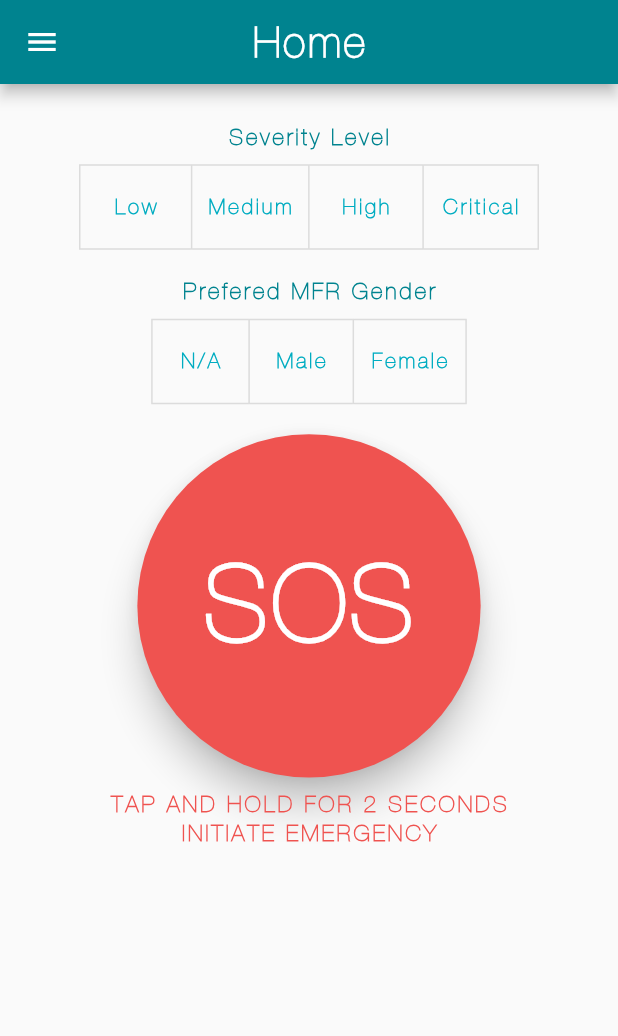
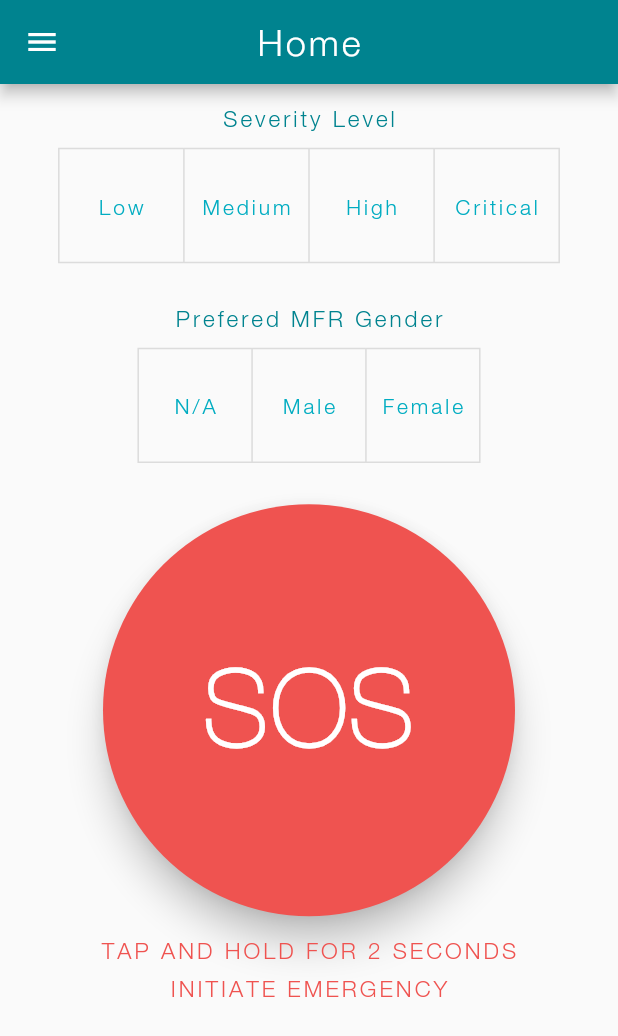
Before and after one commit to HannanNaeem/emsdirect, a Flutter app: the StudentHome screen opened by its route, on a phone screen of 412 x 824 dp. Shown: the top 1036 px of the screen. Run offline on Flutter 3.47's test engine with Material 2 defaults, Android fonts, the phone set to English and light mode, and no system bars; our stand-ins replace cloud_firestore, firebase_auth, material_design_icons_flutter; accounts and stored records are empty.

Commit message:
MFR notifications in progress

```diff
--- a/lib/main.dart
+++ b/lib/main.dart
@@ -26,7 +26,7 @@ class MyApp extends StatelessWidget {
     return StreamProvider<User>.value(
       value: AuthService().user,
       child: MaterialApp(
-        home: Ops(),
+        home: MFRHome(),
         routes: {
           '/login_student': (context) => LoginStudent(),
           '/login_ems': (context) => Loginems(),
--- a/lib/pages/student_home.dart
+++ b/lib/pages/student_home.dart
@@ -1,35 +1,66 @@
 import 'package:ems_direct/services/auth.dart';
 import 'package:flutter/material.dart';
-
-
+import 'package:cloud_firestore/cloud_firestore.dart';
 
 class StudentHome extends StatefulWidget {
   @override
   _StudentHomeState createState() => _StudentHomeState();
 }
 
-
 class _StudentHomeState extends State<StudentHome> {
+  /////////////////////////// VARIABLES ///////////////////////////
   List<bool> _selections = List.generate(4, (_) => false);
   List<bool> _selections2 = List.generate(3, (_) => false);
+  List<String> _genderPreferences = ['NA', 'M', 'F'];
+  List<String> _severityLevels = ['low', 'medium', 'high', 'critical'];
   int _gender = 0;
   int _severityLevel = 0;
   bool _emergency = false;
-  int _rollnumber = 21100118;
+  int _rollNumber = 21100118;
   int _contact = 03362356254;
   String _email = '21100118@lums.edu.pk';
+  GeoPoint dummyLocation = GeoPoint(4, 12);
+  /////////////////////////////////////////////////////////////////
 
   //instance of auth service
   final AuthService _auth = AuthService();
+  //an object made to work with firestore
+  final databaseReference = Firestore.instance;
+
+  /////////////////////////// FUNCTIONS ///////////////////////////
+  void _getData() {
+    databaseReference
+        .collection('OngoingEmergencies')
+        .getDocuments()
+        .then((QuerySnapshot snapshot) {
+      snapshot.documents.forEach(((f) => print('${f.data}')));
+    });
+  }
+
+  void _createPendingEmergencyDocument(GeoPoint location, String genderPref,
+      String severityLevel, int rollNumber) async {
+    await databaseReference
+        .collection("PendingEmergencies")
+        .document()
+        .setData({
+      'Location': location,
+      'Gender Preference': genderPref,
+      "Patient roll_no": rollNumber,
+      'Severity': severityLevel,
+      'Declines': 0
+    });
+  }
+  /////////////////////////////////////////////////////////////////
 
   @override
   Widget build(BuildContext context) {
     var screenSize = MediaQuery.of(context).size;
     var width = screenSize.width;
     var height = screenSize.height;
+    var screenRatio = height / width;
     return Scaffold(
         drawer: Container(
-          width: width*0.8, //drawer covers 80% of the screen
+          width: width * 0.8, //drawer covers 80% of the screen
           child: Drawer(
             child: Column(
               //this column contains the drawer header, the option to view profile/emergency numbers/available MFRs list
@@ -56,7 +87,7 @@ class _StudentHomeState extends State<StudentHome> {
                   ),
                   children: <Widget>[
                     Container(
-                      constraints: BoxConstraints(maxWidth: width*0.75),
+                      constraints: BoxConstraints(maxWidth: width * 0.75),
                       child: Row(
                         children: <Widget>[
                           Text(
@@ -70,7 +101,7 @@ class _StudentHomeState extends State<StudentHome> {
                           ),
                           SizedBox(width: 2.0),
                           Text(
-                              '$_rollnumber',
+                            '$_rollNumber',
                             style: TextStyle(
                               fontSize: 15,
                               fontFamily: 'HelveticaNeue',
@@ -83,7 +114,7 @@ class _StudentHomeState extends State<StudentHome> {
                     ),
                     SizedBox(height: 10.0),
                     Container(
-                      constraints: BoxConstraints(maxWidth: width*0.75),
+                      constraints: BoxConstraints(maxWidth: width * 0.75),
                       child: Row(
                         children: <Widget>[
                           Text(
@@ -110,7 +141,7 @@ class _StudentHomeState extends State<StudentHome> {
                     ),
                     SizedBox(height: 10.0),
                     Container(
-                      constraints: BoxConstraints(maxWidth: width*0.75),
+                      constraints: BoxConstraints(maxWidth: width * 0.75),
                       child: Row(
                         children: <Widget>[
                           Text(
@@ -202,8 +233,8 @@ class _StudentHomeState extends State<StudentHome> {
                                             //todo signout here
                                             await _auth.logOut();
                                             Navigator.of(context).pop();
-                                            Navigator.pushReplacementNamed(context, '/select_login');
-
+                                            Navigator.pushReplacementNamed(
+                                                context, '/select_login');
                                           },
                                         ),
                                         FlatButton(
@@ -248,78 +279,62 @@ class _StudentHomeState extends State<StudentHome> {
           title: Text(
             'Home',
             style: TextStyle(
-                fontSize: 28.0,
-              fontFamily: 'HelveticaNeue',
+              fontSize: 24.0,
+              fontFamily: 'HelveticaNeueLight',
               letterSpacing: 2.0,
-              fontWeight: FontWeight.bold,
             ),
           ),
           centerTitle: true,
           backgroundColor: Colors.cyan[800],
         ),
-        body : Padding(
-          padding: EdgeInsets.fromLTRB(1.0, height/30, 1.0, 0),
-          child: Center(
+        body: Center(
+          child: Container(
+            constraints: BoxConstraints.expand(),
             child: Column(
               mainAxisAlignment: MainAxisAlignment.start,
               crossAxisAlignment: CrossAxisAlignment.center,
               children: <Widget>[
+                SizedBox(height: height / 60),
                 Text(
                   'Severity Level',
                   style: TextStyle(
-                      fontSize : 15.0,
-                      fontFamily: 'HelveticaNeue',
+                    fontSize: 15.0,
+                    fontFamily: 'HelveticaNeueLight',
                     color: Colors.cyan[800],
                     letterSpacing: 2.0,
-                    fontWeight: FontWeight.bold,
                   ),
                 ),
-                SizedBox(height: 10.0),
+                SizedBox(height: height / 76),
                 ToggleButtons(
-                  constraints: BoxConstraints(maxWidth: width/1.1),
+                  constraints: BoxConstraints(
+                      minWidth: width / 5, minHeight: height / 11),
                   children: <Widget>[
-                    Padding(
-                      padding:  EdgeInsets.fromLTRB(22, 20, 22, 20),
-                      child: Text(
+                    Text(
                       "Low",
                       style: TextStyle(
-                          fontFamily: 'HelveticaNeue',
+                        fontFamily: 'HelveticaNeueLight',
                         letterSpacing: 2.0,
-                          fontWeight: FontWeight.bold,
                       ),
                     ),
-                    ),
-                    Padding(
-                      padding:  EdgeInsets.fromLTRB(10, 20, 10, 20),
-                      child: Text(
+                    Text(
                       "Medium",
                       style: TextStyle(
-                          fontFamily: 'HelveticaNeue',
+                        fontFamily: 'HelveticaNeueLight',
                         letterSpacing: 2.0,
-                          fontWeight: FontWeight.bold,
                       ),
                     ),
-                    ),
-                    Padding(
-                      padding:  EdgeInsets.fromLTRB(21, 20, 21, 20),
-                      child: Text(
+                    Text(
                       "High",
                       style: TextStyle(
-                          fontFamily: 'HelveticaNeue',
+                        fontFamily: 'HelveticaNeueLight',
                         letterSpacing: 2.0,
-                          fontWeight: FontWeight.bold,
                       ),
                     ),
-                    ),
-                    Padding(
-                      padding:  EdgeInsets.fromLTRB(12, 20, 12, 20),
-                      child: Text(
+                    Text(
                       "Critical",
                       style: TextStyle(
-                          fontFamily: 'HelveticaNeue',
+                        fontFamily: 'HelveticaNeueLight',
                         letterSpacing: 2.0,
-                          fontWeight: FontWeight.bold,
-                        ),
                       ),
                     ),
                   ],
@@ -327,12 +342,14 @@ class _StudentHomeState extends State<StudentHome> {
                   selectedColor: Colors.white,
                   fillColor: Colors.cyan[700],
                   isSelected: _selections,
-                  onPressed: (int index){
-                    setState((){
-                      for(int buttonIndex = 0; buttonIndex < _selections.length; buttonIndex++){
-                        if(buttonIndex == index){
+                  onPressed: (int index) {
+                    setState(() {
+                      for (int buttonIndex = 0;
+                          buttonIndex < _selections.length;
+                          buttonIndex++) {
+                        if (buttonIndex == index) {
                           _selections[buttonIndex] = true;
-                        } else{
+                        } else {
                           _selections[buttonIndex] = false;
                         }
                         _severityLevel = index;
@@ -341,52 +358,40 @@ class _StudentHomeState extends State<StudentHome> {
                     });
                   },
                 ),
-                SizedBox(height: 20.0),
+                SizedBox(height: height / 30),
                 Text(
                   'Prefered MFR Gender',
                   style: TextStyle(
-                      fontSize : 15.0,
+                    fontSize: 15.0,
                     color: Colors.cyan[800],
                     letterSpacing: 2.0,
-                    fontFamily: 'HelveticaNeue',
-                    fontWeight: FontWeight.bold,
+                    fontFamily: 'HelveticaNeueLight',
                   ),
                 ),
-                SizedBox(height: 10.0),
+                SizedBox(height: height / 76),
                 ToggleButtons(
-                  constraints: BoxConstraints(maxWidth: width/1.1),
+                  constraints: BoxConstraints(
+                      minWidth: width / 5.5, minHeight: height / 11),
                   children: <Widget>[
-                    Padding(
-                      padding:  EdgeInsets.fromLTRB(18, 20, 18, 20),
-                      child: Text(
+                    Text(
                       "N/A",
                       style: TextStyle(
-                          fontFamily: 'HelveticaNeue',
+                        fontFamily: 'HelveticaNeueLight',
                         letterSpacing: 2.0,
-                          fontWeight: FontWeight.bold,
                       ),
                     ),
-                    ),
-                    Padding(
-                      padding:  EdgeInsets.fromLTRB(17, 20, 17, 20),
-                      child: Text(
+                    Text(
                       "Male",
                       style: TextStyle(
-                          fontFamily: 'HelveticaNeue',
+                        fontFamily: 'HelveticaNeueLight',
                         letterSpacing: 2.0,
-                          fontWeight: FontWeight.bold,
                       ),
                     ),
-                    ),
-                    Padding(
-                      padding:  EdgeInsets.fromLTRB(11, 20, 11, 20),
-                      child: Text(
+                    Text(
                       "Female",
                       style: TextStyle(
-                          fontFamily: 'HelveticaNeue',
+                        fontFamily: 'HelveticaNeueLight',
                         letterSpacing: 2.0,
-                          fontWeight: FontWeight.bold,
-                        ),
                       ),
                     ),
                   ],
@@ -394,12 +399,14 @@ class _StudentHomeState extends State<StudentHome> {
                   selectedColor: Colors.white,
                   fillColor: Colors.cyan[700],
                   isSelected: _selections2,
-                  onPressed: (int index){
-                    setState((){
-                      for(int buttonIndex = 0; buttonIndex < _selections2.length; buttonIndex++){
-                        if(buttonIndex == index){
+                  onPressed: (int index) {
+                    setState(() {
+                      for (int buttonIndex = 0;
+                          buttonIndex < _selections2.length;
+                          buttonIndex++) {
+                        if (buttonIndex == index) {
                           _selections2[buttonIndex] = true;
-                        } else{
+                        } else {
                           _selections2[buttonIndex] = false;
                         }
                         _gender = index;
@@ -408,22 +415,30 @@ class _StudentHomeState extends State<StudentHome> {
                     });
                   },
                 ),
-                SizedBox(height: 20.0),
+                SizedBox(height: height / 30),
                 RawMaterialButton(
-                  onPressed: (){
+                    onPressed: () {
                       setState(() {
                         _emergency = true;
                       });
-                  },
+                    }, //SOS function implemented here
+                    //A 'PendingEmergencies' document is created in the database with relevant attributes set
+                    //Student is taken to the live updates screen for live feedback
                     onLongPress: () {
+                      _createPendingEmergencyDocument(
+                          dummyLocation,
+                          _genderPreferences[_gender],
+                          _severityLevels[_severityLevel],
+                          _rollNumber);
                       Navigator.of(context).pushNamed('/live_status');
                       print("emergency initiated");
-                      print(width);
-                      print(height);
                     },
                     fillColor: Colors.red[400],
                     elevation: 10.0,
-                    constraints: BoxConstraints(minHeight: width/1.8, minWidth: width/1.8),
+                    constraints: BoxConstraints(
+                      minHeight: height / 3, //screenRatio * 126,
+                      minWidth: height / 3, //screenRatio * 126
+                    ),
                     child: Text(
                       'SOS',
                       style: TextStyle(
@@ -435,35 +450,31 @@ class _StudentHomeState extends State<StudentHome> {
                       ),
                     ),
                     shape: RoundedRectangleBorder(
-                      borderRadius: BorderRadius.circular(width/1.8),
-                    )
-                ),
-                SizedBox(height: 10),
+                      borderRadius: BorderRadius.circular(height / 3),
+                    )),
+                SizedBox(height: height / 60),
                 Text(
                   'TAP AND HOLD FOR 2 SECONDS',
                   style: TextStyle(
-                    fontSize : 15.0,
+                    fontSize: 15.0,
                     color: Colors.red[400],
-                    fontWeight: FontWeight.bold,
-                    fontFamily: 'HelveticaNeue',
+                    fontFamily: 'HelveticaNeueLight',
                     letterSpacing: 2.0,
                   ),
                 ),
-                SizedBox(height: 3.0),
+                SizedBox(height: height / 120),
                 Text(
                   'INITIATE EMERGENCY',
                   style: TextStyle(
-                    fontSize : 15.0,
+                    fontSize: 15.0,
                     color: Colors.red[400],
-                    fontFamily: 'HelveticaNeue',
+                    fontFamily: 'HelveticaNeueLight',
                     letterSpacing: 2.0,
-                    fontWeight: FontWeight.bold,
                   ),
                 ),
               ],
             ),
           ),
-        )
-    );
+        ));
   }
 }
```
Also changed, not shown: lib/pages/MFR_home.dart (+157 -5 lines). Lines whose indentation alone changed are shown as unchanged.
